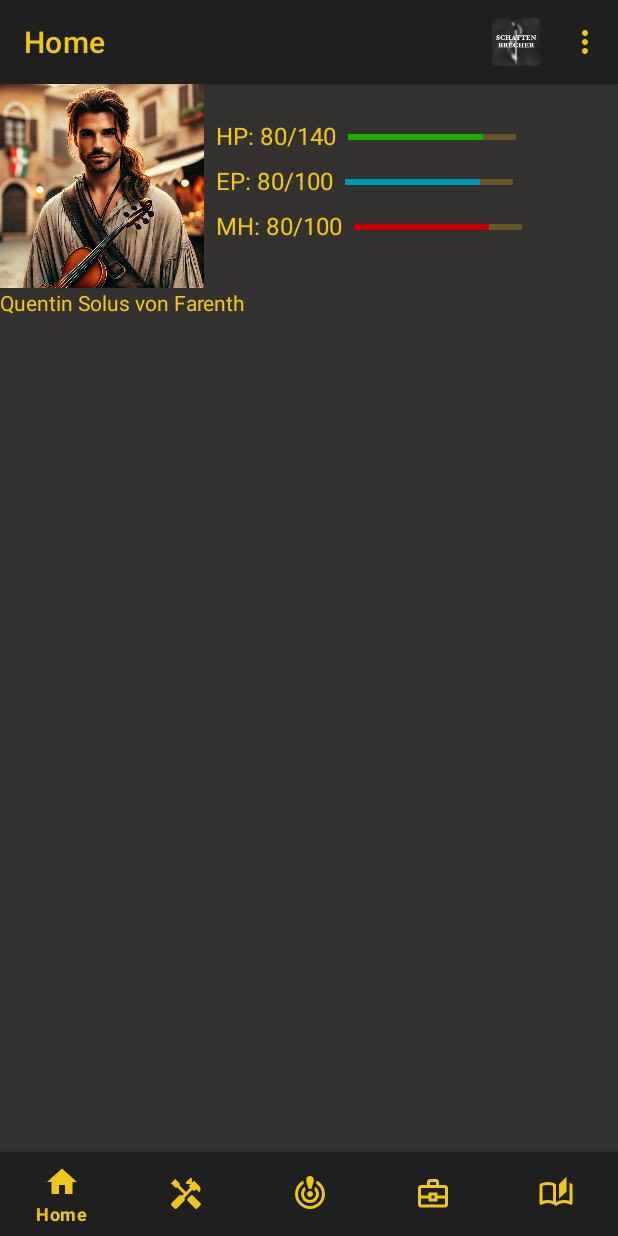
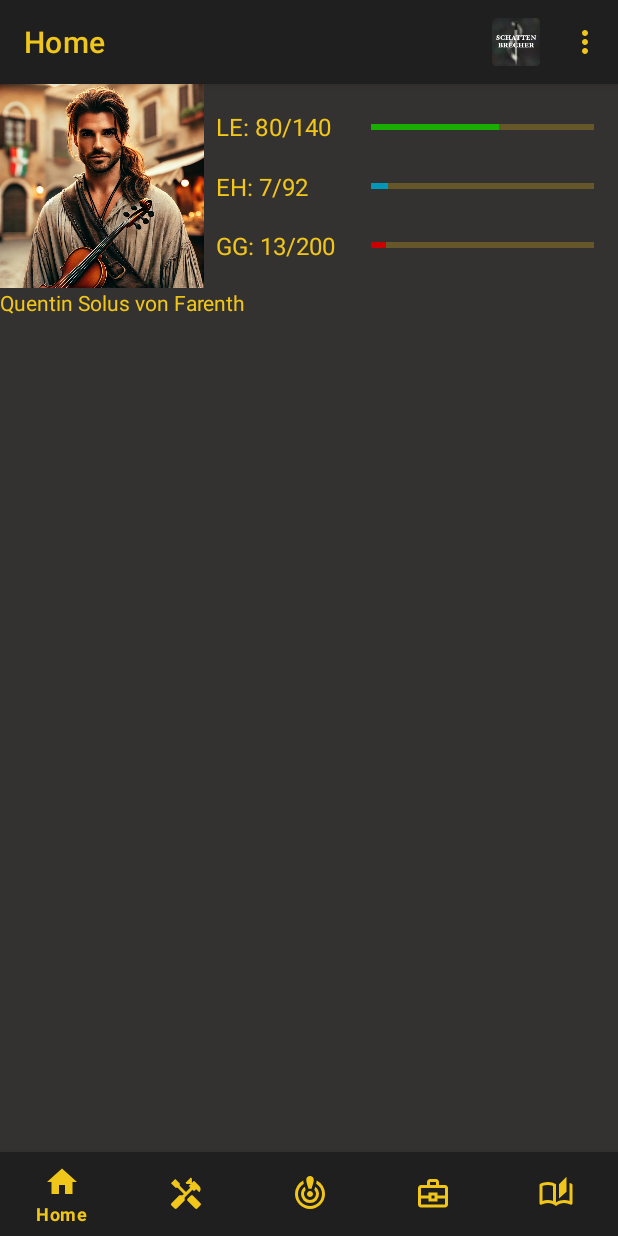
Before and after one commit to Florian2501/SchattenbrecherApp, an Android app: the screen it shows after launch (MainActivity), after a tap on "Schattenbrecher-Wiki", on a phone screen of 412 x 824 dp. Run offline under Robolectric (Android 15) with nearby library versions, the phone set to English and light mode, and no system bars; our stand-ins replace navigation-ui.

Commit message:
Attribute enums and progress bars

```diff
--- a/app/src/main/java/com/example/schattenbrecherapp/Character.kt
+++ b/app/src/main/java/com/example/schattenbrecherapp/Character.kt
@@ -1,4 +1,29 @@
 package com.example.schattenbrecherapp
+
+import android.view.WindowInsets.Side
+
+public enum class MainAttribute {
+    STÄRKE,
+    AUSDAUER,
+    CHARME,
+    INTELLIGENZ,
+    BEWEGLICHKEIT,
+    WAHRNEHMUNG,
+    GLÜCK,
+    MENTALE_BELASTBARKEIT
+}
+
+public enum class SideAttribute {
+    NAHKAMPF,
+    FERNKAMPF,
+    RÜSTUNGSWERT,
+    PARADE,
+    AUSWEICHEN,
+    INITIATIVE,
+    EHREM,
+    GEISTIGE_GESUNDHEIT,
+    LEBENSENERGIE
+}
 
 public data class Character(val filePath: String) {
     val characterName: String = "Quentin Solus von Farenth"
@@ -6,30 +31,30 @@ public data class Character(val filePath: String) {
     val currentEhremPoints: Int = 7
     val currentMentalHealthPoints: Int = 13
 
-
     // this should come from a character file in the real app
-    val attributesList = mutableMapOf<String, Int>(
-        "Stärke" to 9,
-        "Ausdauer" to 10,
-        "Charme" to 8,
-        "Intelligenz" to 14,
-        "Beweglichkeit" to 10,
-        "Wahrnehmung" to 12,
-        "Glück" to 7,
-        "Mentale Belastbarkeit" to 13
+    val attributesList = mutableMapOf<MainAttribute, Int>(
+        MainAttribute.STÄRKE to 9,
+        MainAttribute.AUSDAUER to 10,
+        MainAttribute.CHARME to 8,
+        MainAttribute.INTELLIGENZ to 14,
+        MainAttribute.BEWEGLICHKEIT to 10,
+        MainAttribute.WAHRNEHMUNG to 12,
+        MainAttribute.GLÜCK to 7,
+        MainAttribute.MENTALE_BELASTBARKEIT to 13
     )
 
+
     // side attributes get calculated automatically based on the attributes
-    val sideAttributesList = mutableMapOf<String, Int>(
-        "Nahkampf" to ((7 * attributesList["Stärke"]!! + 3 * attributesList["Ausdauer"]!!) / 10),
-        "Fernkampf" to ((7 * attributesList["Wahrnehmung"]!! + 3 * attributesList["Glück"]!!) / 10),
-        "Rüstungswert" to ((4 * attributesList["Beweglichkeit"]!! + 4 * attributesList["Wahrnehmung"]!! + 2 * attributesList["Glück"]!!) / 10),
-        "Parade" to ((5 * attributesList["Stärke"]!! + 3 * attributesList["Ausdauer"]!! + 2 * attributesList["Mentale Belastbarkeit"]!!) / 2),
-        "Ausweichen" to ((6 * attributesList["Beweglichkeit"]!! + 4 * attributesList["Wahrnehmung"]!!) / 10),
-        "Initiative" to ((10 * attributesList["Ausdauer"]!! + 10 * attributesList["Beweglichkeit"]!! - 5 * attributesList["Stärke"]!!) / 10),
-        "Ehrem" to (6 * attributesList["Glück"]!! + 2 * attributesList["Mentale Belastbarkeit"]!! + 2 * attributesList["Wahrnehmung"]!!),
-        "Geistige Gesundheit" to (10 * attributesList["Mentale Belastbarkeit"]!! + 5 * attributesList["Intelligenz"]!!),
-        "Lebensenergie" to (10 * attributesList["Stärke"]!! + 5 * attributesList["Ausdauer"]!!)
+    val sideAttributesList = mutableMapOf<SideAttribute, Int>(
+        SideAttribute.NAHKAMPF to ((7 * attributesList[MainAttribute.STÄRKE]!! + 3 * attributesList[MainAttribute.AUSDAUER]!!) / 10),
+        SideAttribute.FERNKAMPF to ((7 * attributesList[MainAttribute.WAHRNEHMUNG]!! + 3 * attributesList[MainAttribute.GLÜCK]!!) / 10),
+        SideAttribute.RÜSTUNGSWERT to ((4 * attributesList[MainAttribute.BEWEGLICHKEIT]!! + 4 * attributesList[MainAttribute.WAHRNEHMUNG]!! + 2 * attributesList[MainAttribute.GLÜCK]!!) / 10),
+        SideAttribute.PARADE to ((5 * attributesList[MainAttribute.STÄRKE]!! + 3 * attributesList[MainAttribute.AUSDAUER]!! + 2 * attributesList[MainAttribute.MENTALE_BELASTBARKEIT]!!) / 2),
+        SideAttribute.AUSWEICHEN to ((6 * attributesList[MainAttribute.BEWEGLICHKEIT]!! + 4 * attributesList[MainAttribute.WAHRNEHMUNG]!!) / 10),
+        SideAttribute.INITIATIVE to ((10 * attributesList[MainAttribute.AUSDAUER]!! + 10 * attributesList[MainAttribute.BEWEGLICHKEIT]!! - 5 * attributesList[MainAttribute.STÄRKE]!!) / 10),
+        SideAttribute.EHREM to (6 * attributesList[MainAttribute.GLÜCK]!! + 2 * attributesList[MainAttribute.MENTALE_BELASTBARKEIT]!! + 2 * attributesList[MainAttribute.WAHRNEHMUNG]!!),
+        SideAttribute.GEISTIGE_GESUNDHEIT to (10 * attributesList[MainAttribute.MENTALE_BELASTBARKEIT]!! + 5 * attributesList[MainAttribute.INTELLIGENZ]!!),
+        SideAttribute.LEBENSENERGIE to (10 * attributesList[MainAttribute.STÄRKE]!! + 5 * attributesList[MainAttribute.AUSDAUER]!!)
     )
 
     // this should come from a character file in the real app
@@ -51,50 +76,36 @@ public data class Character(val filePath: String) {
 
     val talentList = mutableMapOf<String, MutableList<Talent>>(
         "Körperliches" to mutableListOf<Talent>(
-            Talent("Tragen/Ziehen", arrayListOf("Stärke", "Stärke", "Ausdauer"), 0),
-            Talent("Schmerzen ertragen", arrayListOf("Stärke", "Stärke", "Glück"), 0)
+            Talent("Tragen/Ziehen", arrayListOf(MainAttribute.STÄRKE, MainAttribute.STÄRKE, MainAttribute.AUSDAUER), 0),
+            Talent("Schmerzen ertragen", arrayListOf(MainAttribute.STÄRKE, MainAttribute.STÄRKE, MainAttribute.GLÜCK), 0)
             // Todo fill the list
         ),
 
         "Handwerkliches" to mutableListOf<Talent>(
-            Talent("Tragen/Ziehen", arrayListOf("Stärke", "Stärke", "Ausdauer"), 0),
-            Talent("Schmerzen ertragen", arrayListOf("Stärke", "Stärke", "Glück"), 0)
             // Todo fill the list
         ),
 
         "Soziales" to mutableListOf<Talent>(
-            Talent("Tragen/Ziehen", arrayListOf("Stärke", "Stärke", "Ausdauer"), 0),
-            Talent("Schmerzen ertragen", arrayListOf("Stärke", "Stärke", "Glück"), 0)
             // Todo fill the list
         ),
 
         "Wissen" to mutableListOf<Talent>(
-            Talent("Tragen/Ziehen", arrayListOf("Stärke", "Stärke", "Ausdauer"), 0),
-            Talent("Schmerzen ertragen", arrayListOf("Stärke", "Stärke", "Glück"), 0)
             // Todo fill the list
         ),
 
         "Talente" to mutableListOf<Talent>(
-            Talent("Tragen/Ziehen", arrayListOf("Stärke", "Stärke", "Ausdauer"), 0),
-            Talent("Schmerzen ertragen", arrayListOf("Stärke", "Stärke", "Glück"), 0)
             // Todo fill the list
         ),
 
         "Gaunerei" to mutableListOf<Talent>(
-            Talent("Tragen/Ziehen", arrayListOf("Stärke", "Stärke", "Ausdauer"), 0),
-            Talent("Schmerzen ertragen", arrayListOf("Stärke", "Stärke", "Glück"), 0)
             // Todo fill the list
         ),
 
         "Überleben" to mutableListOf<Talent>(
-            Talent("Tragen/Ziehen", arrayListOf("Stärke", "Stärke", "Ausdauer"), 0),
-            Talent("Schmerzen ertragen", arrayListOf("Stärke", "Stärke", "Glück"), 0)
             // Todo fill the list
         ),
 
         "Magisches" to mutableListOf<Talent>(
-            Talent("Tragen/Ziehen", arrayListOf("Stärke", "Stärke", "Ausdauer"), 0),
-            Talent("Schmerzen ertragen", arrayListOf("Stärke", "Stärke", "Glück"), 0)
             // Todo fill the list
         )
     )
--- a/app/src/main/java/com/example/schattenbrecherapp/Talent.kt
+++ b/app/src/main/java/com/example/schattenbrecherapp/Talent.kt
@@ -1,4 +1,4 @@
 package com.example.schattenbrecherapp
 
-data class Talent(val talentName: String, val listOfAttributes: ArrayList<String>, val talentLevel: Int) {
+data class Talent(val talentName: String, val listOfAttributes: ArrayList<MainAttribute>, val talentLevel: Int) {
 }
--- a/app/src/main/java/com/example/schattenbrecherapp/ui/home/HomeFragment.kt
+++ b/app/src/main/java/com/example/schattenbrecherapp/ui/home/HomeFragment.kt
@@ -12,6 +12,7 @@ import androidx.lifecycle.ViewModelProvider
 import androidx.lifecycle.observe
 import com.example.schattenbrecherapp.Character
 import com.example.schattenbrecherapp.CharacterViewModel
+import com.example.schattenbrecherapp.SideAttribute
 import com.example.schattenbrecherapp.databinding.FragmentHomeBinding
 
 class HomeFragment : Fragment() {
@@ -23,7 +24,6 @@ class HomeFragment : Fragment() {
     private val binding get() = _binding!!
 
     private val characterViewModel: CharacterViewModel by activityViewModels()
-    private var selectedCharacter: Character? = null
 
     override fun onCreateView(
         inflater: LayoutInflater,
@@ -54,28 +54,29 @@ class HomeFragment : Fragment() {
     override fun onViewCreated(view: View, savedInstanceState: Bundle?) {
         super.onViewCreated(view, savedInstanceState)
 
-        // Charakter laden geht noch nicht so richtig -> Probleme wann wo deklarieren muss für Zugriff und damit initialisiert ist
-        selectedCharacter = characterViewModel.selectedCharacter.value
-
-        // ... other observers ...
-
-        if(selectedCharacter == null){
-            Toast.makeText(requireContext(), "No character selected", Toast.LENGTH_SHORT).show()
-        }
-        else{
-            // init whole ui with the selected character
-            binding.textCharacterName.text = selectedCharacter!!.characterName
-            binding.healthTextView.text = "HP: ${selectedCharacter!!.currentHealthPoints}/${selectedCharacter!!.sideAttributesList["Lebensenergie"]}"
-
-        }
-
-
-
-        // won't happen probably
+        // set ui and observe the characterViewModel for updates of the values
         characterViewModel.selectedCharacter.observe(viewLifecycleOwner) { character ->
             if (character != null) {
                 // Use the character data to update your Fragment's UI
+
+                //character name
                 binding.textCharacterName.text = character.characterName
+
+                //health bar
+                binding.healthTextView.text = "LE: ${character.currentHealthPoints}/${character.sideAttributesList[SideAttribute.LEBENSENERGIE]}"
+                binding.healthProgressBar.max = character.sideAttributesList[SideAttribute.LEBENSENERGIE]!!
+                binding.healthProgressBar.progress = character.currentHealthPoints
+
+                //ehrem
+                binding.ehremTextView.text = "EH: ${character.currentEhremPoints}/${character.sideAttributesList[SideAttribute.EHREM]}"
+                binding.ehremProgressBar.max = character.sideAttributesList[SideAttribute.EHREM]!!
+                binding.ehremProgressBar.progress = character.currentEhremPoints
+
+                //Geistige Gesundheit - mental health
+                binding.mentalHealthTextView.text = "GG: ${character.currentMentalHealthPoints}/${character.sideAttributesList[SideAttribute.GEISTIGE_GESUNDHEIT]}"
+                binding.mentalHealthProgressBar.max = character.sideAttributesList[SideAttribute.GEISTIGE_GESUNDHEIT]!!
+                binding.mentalHealthProgressBar.progress = character.currentMentalHealthPoints
+
                 // ... update health bars, stats, lists, etc.
             } else {
                 // Handle case where character is not loaded (e.g., show placeholder, navigate away)
--- a/app/src/main/res/layout/fragment_home.xml
+++ b/app/src/main/res/layout/fragment_home.xml
@@ -19,6 +19,14 @@
             android:orientation="vertical"
             app:layout_constraintGuide_percent="0.33" /> <!-- 0.33 for 33% (1/3) -->
 
+        <!-- Vertical Guideline for progress bars -->
+        <androidx.constraintlayout.widget.Guideline
+            android:id="@+id/guideline_progressbar_start"
+            android:layout_width="wrap_content"
+            android:layout_height="wrap_content"
+            android:orientation="vertical"
+            app:layout_constraintGuide_percent="0.60" />
+
         <ImageView
             android:id="@+id/profile_image_view"
             android:layout_width="0dp"
@@ -30,101 +38,94 @@
             app:layout_constraintEnd_toStartOf="@+id/guideline_one_third_width"
             app:layout_constraintTop_toTopOf="parent"
             app:layout_constraintDimensionRatio="1:1"
-            android:layout_marginTop="0dp"/>
+            android:layout_marginTop="0dp"
+            android:elevation="8dp"/>
 
-        <LinearLayout
-            android:layout_width="0dp"
-            android:layout_height="wrap_content"
-
-            app:layout_constraintStart_toEndOf="@+id/guideline_one_third_width"
-            app:layout_constraintEnd_toEndOf="parent"
-            app:layout_constraintTop_toTopOf="@+id/profile_image_view"
-            app:layout_constraintBottom_toBottomOf="@+id/profile_image_view"
-            android:layout_marginStart="8dp"
-
-            android:orientation="vertical">
-
-            <LinearLayout
-                android:layout_width="wrap_content"
-                android:layout_height="wrap_content"
-                android:orientation="horizontal">
         <TextView
             android:id="@+id/health_text_view"
             android:layout_width="wrap_content"
             android:layout_height="wrap_content"
             android:text="HP: 80/100"
             android:textSize="16sp"
-                    android:layout_marginBottom="8dp"/>
+            android:layout_marginStart="8dp"
+
+            app:layout_constraintStart_toEndOf="@+id/guideline_one_third_width"
+            app:layout_constraintTop_toTopOf="@+id/profile_image_view"
+            app:layout_constraintBottom_toTopOf="@+id/ehrem_text_view"/>
 
         <ProgressBar
             android:id="@+id/health_progress_bar"
             style="?android:attr/progressBarStyleHorizontal"
-                    android:layout_width="128dp"
-                    android:layout_height="24dp"
-                    android:padding="8dp"
+            android:layout_width="0dp"
+            android:layout_height="wrap_content"
+            android:layout_marginEnd="16dp"
             android:max="100"
             android:progress="80"
             android:progressTint="@color/health_bar_green"
             android:backgroundTint="@color/light_grey"
             android:clickable="true"
-                    android:focusable="true" />
-            </LinearLayout>
+            android:focusable="true"
 
-            <LinearLayout
-                android:layout_width="wrap_content"
-                android:layout_height="wrap_content"
-                android:orientation="horizontal">
+            app:layout_constraintStart_toEndOf="@+id/guideline_progressbar_start"
+            app:layout_constraintEnd_toEndOf="parent"
+            app:layout_constraintTop_toTopOf="@+id/health_text_view"
+            app:layout_constraintBottom_toBottomOf="@+id/health_text_view"/>
+
         <TextView
             android:id="@+id/ehrem_text_view"
             android:layout_width="wrap_content"
             android:layout_height="wrap_content"
             android:text="EP: 80/100"
             android:textSize="16sp"
-                    android:layout_marginBottom="8dp"/>
+
+            app:layout_constraintStart_toStartOf="@+id/health_text_view"
+            app:layout_constraintTop_toBottomOf="@id/health_text_view"
+            app:layout_constraintBottom_toTopOf="@+id/mental_health_text_view"/>
 
         <ProgressBar
             android:id="@+id/ehrem_progress_bar"
             style="?android:attr/progressBarStyleHorizontal"
-                    android:layout_width="128dp"
-                    android:layout_height="24dp"
-                    android:padding="8dp"
+            android:layout_width="0dp"
+            android:layout_height="wrap_content"
             android:max="100"
             android:progress="80"
             android:progressTint="@color/ehrem_bar_blue"
             android:backgroundTint="@color/light_grey"
             android:clickable="true"
-                    android:focusable="true" />
-            </LinearLayout>
+            android:focusable="true"
 
-            <LinearLayout
-                android:layout_width="wrap_content"
-                android:layout_height="wrap_content"
-                android:orientation="horizontal">
+            app:layout_constraintStart_toStartOf="@+id/health_progress_bar"
+            app:layout_constraintEnd_toEndOf="@id/health_progress_bar"
+            app:layout_constraintTop_toTopOf="@+id/ehrem_text_view"
+            app:layout_constraintBottom_toBottomOf="@+id/ehrem_text_view"/>
+
         <TextView
             android:id="@+id/mental_health_text_view"
             android:layout_width="wrap_content"
             android:layout_height="wrap_content"
             android:text="MH: 80/100"
             android:textSize="16sp"
-                    android:layout_marginBottom="8dp"/>
+
+            app:layout_constraintStart_toStartOf="@+id/ehrem_text_view"
+            app:layout_constraintTop_toBottomOf="@id/ehrem_text_view"
+            app:layout_constraintBottom_toBottomOf="@+id/profile_image_view"/>
 
         <ProgressBar
             android:id="@+id/mental_health_progress_bar"
             style="?android:attr/progressBarStyleHorizontal"
-                    android:layout_width="128dp"
-                    android:layout_height="24dp"
-                    android:padding="8dp"
+            android:layout_width="0dp"
+            android:layout_height="wrap_content"
             android:max="100"
             android:progress="80"
             android:progressTint="@color/mental_health_bar_red"
             android:backgroundTint="@color/light_grey"
             android:clickable="true"
-                    android:focusable="true" />
-            </LinearLayout>
+            android:focusable="true"
 
-
-
-        </LinearLayout>
+            app:layout_constraintStart_toStartOf="@+id/health_progress_bar"
+            app:layout_constraintEnd_toEndOf="@id/health_progress_bar"
+            app:layout_constraintTop_toTopOf="@+id/mental_health_text_view"
+            app:layout_constraintBottom_toBottomOf="@+id/mental_health_text_view"/>
 
 
     </androidx.constraintlayout.widget.ConstraintLayout>
```
Lines whose indentation alone changed are shown as unchanged.
